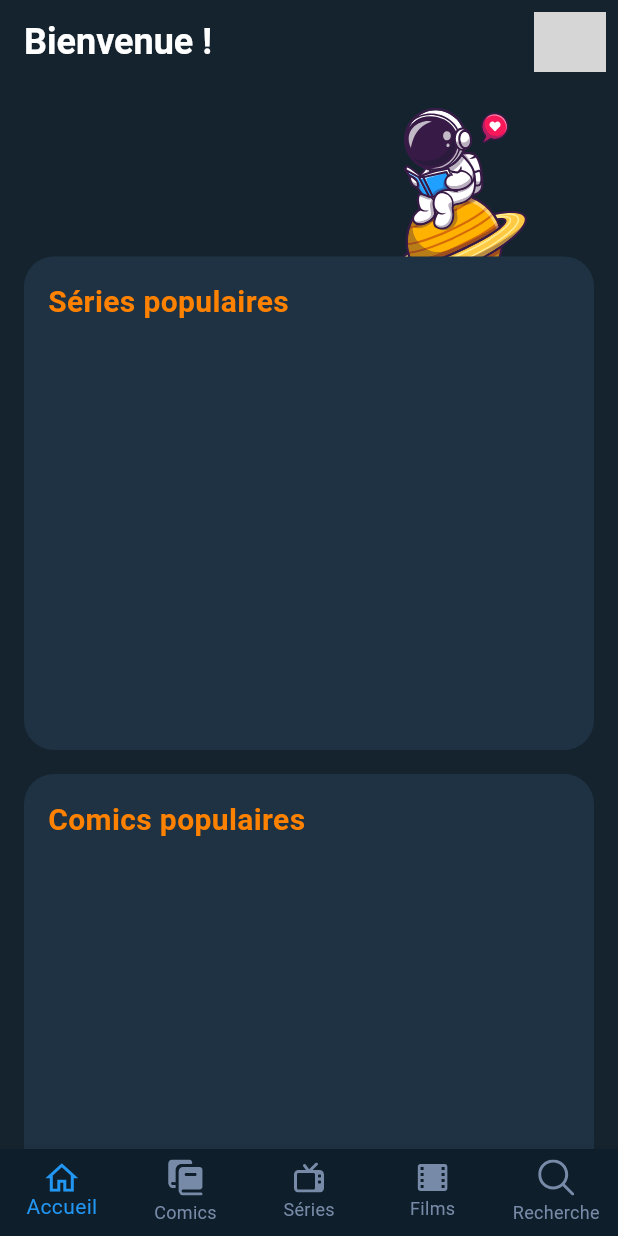
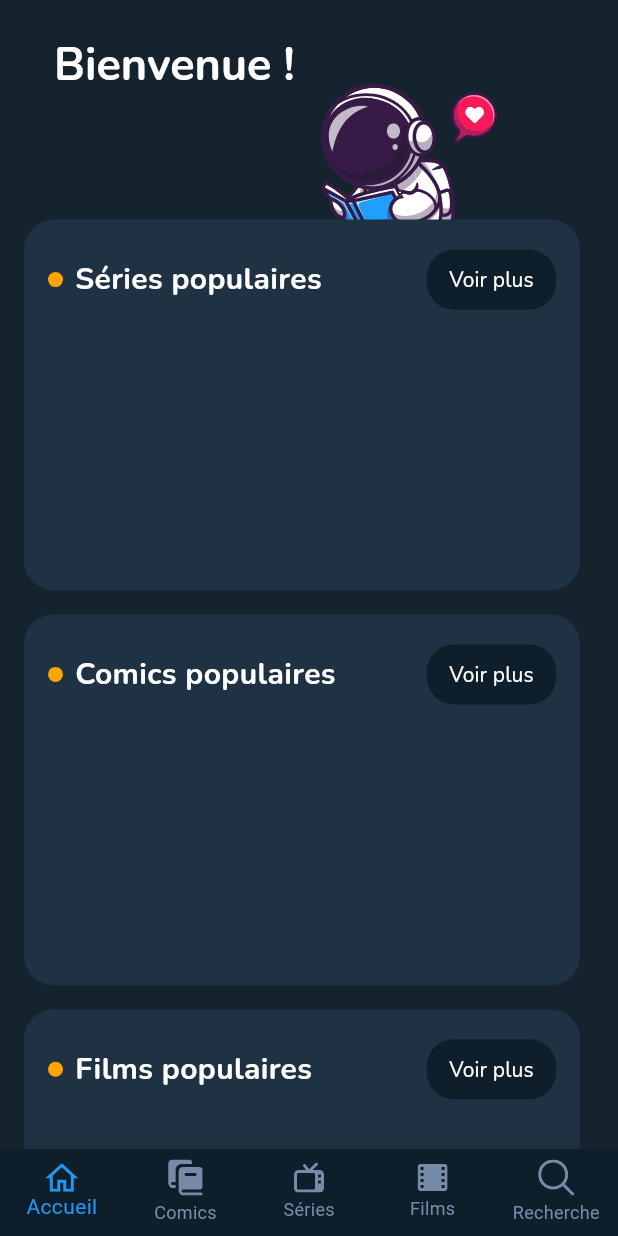
Before and after one commit to Tiermax1/projet_prog_mobile, a Flutter app: the screen it shows after launch, on a phone screen of 412 x 824 dp. Run offline on Flutter 3.47's test engine with Material 3 defaults, Android fonts, the phone set to English and light mode, and no system bars; our stand-ins replace flutter_svg; grey boxes are pictures that could not be loaded.

Commit message:
ecran accueil v2

```diff
--- a/lib/ecran_acceuil.dart
+++ b/lib/ecran_acceuil.dart
@@ -1,34 +1,36 @@
 import 'package:flutter/material.dart';
-import 'package:flutter_svg/flutter_svg.dart';
+import 'package:flutter_svg/svg.dart';
 import 'navBar.dart'; // Assurez-vous que le chemin vers nav_bar.dart est correct
 
 class HomeScreen extends StatelessWidget {
   @override
   Widget build(BuildContext context) {
-    // Utilisez les dimensions et positions comme définies dans vos captures d'écran.
-    final double astronautSize = 121.85;
-    final double astronautRight = MediaQuery.of(context).size.width - astronautSize - 244; // La position X de l'astronaute doit être ajustée ici
-    final double astronautTop = 16; // La position Y de l'astronaute doit être ajustée ici
-
-    final double sectionWidth = 424; // La largeur de la section doit être ajustée ici
-    final double sectionHeight = 329; // La hauteur de la section doit être ajustée ici
-    final double sectionTop = 107; // La position Y de la section doit être ajustée ici
+    // Taille de l'écran pour le positionnement relatif
+    final screenSize = MediaQuery.of(context).size;
+    // Ajuster la taille de l'astronaute à 50% de la largeur de l'écran
+    final double astronautSize = screenSize.width * 0.5;
+    // Décaler l'astronaute pour qu'il soit partiellement caché à droite
+    final double astronautRight = astronautSize / 8;
+    // Placer l'astronaute à 10% du haut de l'écran
+    final double astronautTop = screenSize.height * 0.00001;
 
     return Scaffold(
       backgroundColor: Color(0xFF15232E), // Couleur de fond pour tout l'écran
       appBar: AppBar(
         backgroundColor: Color(0xFF15232E), // Couleur de fond de la AppBar
-        elevation: 0, // Pas d'ombre
-        title: Text(
+        elevation: 0, // Pas d'ombre<
+        title: Padding(
+          padding: const EdgeInsets.only(left: 20.0, top: 30),
+          // Ajustez si nécessaire pour aligner le texte "Bienvenue !"
+          child: Text(
             'Bienvenue !',
-          style: TextStyle(color: Colors.white, fontSize: 24, fontWeight: FontWeight.bold),
+            style: TextStyle(
+                fontFamily: 'Nunito',
+                color: Colors.white,
+                fontSize: 30,
+                fontWeight: FontWeight.bold),
           ),
-        actions: [
-          IconButton(
-            icon: SvgPicture.asset('assets/images/heart.svg'), // Remplacez par l'icône de coeur
-            onPressed: () {},
         ),
-        ],
       ),
       body: Stack(
         children: [
@@ -36,33 +38,38 @@ class HomeScreen extends StatelessWidget {
             top: astronautTop,
             right: astronautRight,
             child: SvgPicture.asset(
-              'assets/images/astronaut.svg', // Assurez-vous que le chemin d'accès est correct
+              'assets/images/astronaut.svg',
+              // Assurez-vous que le chemin d'accès est correct
               width: astronautSize,
               height: astronautSize,
             ),
           ),
-          Padding(
-            padding: EdgeInsets.only(top: sectionTop),
-            child: SingleChildScrollView(
+          SingleChildScrollView(
             child: Column(
               crossAxisAlignment: CrossAxisAlignment.start,
               children: [
+                SizedBox(height: screenSize.height * 0.1),
                 buildSection(
                     title: 'Séries populaires',
-                      width: sectionWidth,
-                      height: sectionHeight,
-                      context: context
-                  ),
+                    width: screenSize.width * 0.9, // Ajustez si nécessaire
+                    height: screenSize.height * 0.3, // Ajustez si nécessaire
+                    context: context,
+                    onSeeMorePressed: () {}),
                 // Ici, insérez votre liste horizontale ou autre widget pour les séries
                 buildSection(
                     title: 'Comics populaires',
-                      width: sectionWidth,
-                      height: sectionHeight,
-                      context: context
-                  ),
+                    width: screenSize.width * 0.9, // Ajustez si nécessaire
+                    height: screenSize.height * 0.3, // Ajustez si nécessaire
+                    context: context,
+                    onSeeMorePressed: () {}),
+                buildSection(
+                    title: 'Films populaires',
+                    width: screenSize.width * 0.9, // Ajustez si nécessaire
+                    height: screenSize.height * 0.3, // Ajustez si nécessaire
+                    context: context,
+                    onSeeMorePressed: () {}),
                 // Ici, insérez votre liste horizontale ou autre widget pour les comics
               ],
-              ),
             ),
           ),
         ],
@@ -73,30 +80,101 @@ class HomeScreen extends StatelessWidget {
     );
   }
 
-  Widget buildSection({required String title, required double width, required double height, required BuildContext context}) {
+  Widget buildSection({
+    required String title,
+    required double width,
+    required double height,
+    required BuildContext context,
+    required VoidCallback
+        onSeeMorePressed, // Ajouter un callback pour gérer l'appui sur le bouton
+  }) {
     return Container(
       width: width,
       height: height,
       decoration: BoxDecoration(
-        color: Color(0xFF1E3243), // Couleur de fond pour les sections
-        borderRadius: BorderRadius.circular(20), // Bords arrondis pour le conteneur
+        color: Color(0xFF1E3243),
+        borderRadius: BorderRadius.circular(20),
       ),
-      margin: EdgeInsets.symmetric(horizontal: 16.0, vertical: 8.0), // Marge autour du conteneur
-      padding: EdgeInsets.all(16.0), // Padding à l'intérieur du conteneur
+      margin: EdgeInsets.symmetric(horizontal: 16.0, vertical: 8.0),
+      padding: EdgeInsets.all(16.0),
       child: Column(
         crossAxisAlignment: CrossAxisAlignment.start,
         children: [
+          Row(
+            mainAxisAlignment: MainAxisAlignment
+                .spaceBetween, // Aligner les éléments de Row aux extrémités de l'axe principal
+            children: [
+              Row(
+                children: [
+                  Container(
+                    width: 10.0,
+                    height: 10.0,
+                    decoration: BoxDecoration(
+                      color: Color(0xFFFFA500), // Couleur orange pour le rond
+                      shape: BoxShape.circle,
+                    ),
+                    margin:
+                        EdgeInsets.only(right: 8.0), // Marge à droite du rond
+                  ),
                   Text(
                     title,
                     style: TextStyle(
+                      fontFamily: 'Nunito',
                       fontSize: 20,
                       fontWeight: FontWeight.bold,
-              color: Color(0xFFFF8100),
+                      color: Colors.white,
                     ),
+                  ),
+                ],
+              ),
+              TextButton(
+                onPressed: onSeeMorePressed, // Utilisez le callback ici
+                child: Text(
+                  'Voir plus',
+                  style: TextStyle(
+                    fontFamily: 'Nunito',
+                    color: Colors.white,
+                  ),
+                ),
+                style: TextButton.styleFrom(
+                  backgroundColor: Color(0xFF0F1E2B),
+                  shape: RoundedRectangleBorder(
+                    borderRadius: BorderRadius.circular(
+                        18), // Rayon arrondi pour les bords
+                  ),
+                  padding: EdgeInsets.symmetric(horizontal: 15),
+                ),
+              ),
+            ],
           ),
           // Ajoutez ici les widgets pour les séries ou comics, comme un CarouselSlider ou ListView.builder
         ],
       ),
     );
   }
+
+  Widget buildItem(Map<String, String> item) {
+    return Padding(
+      padding: EdgeInsets.only(bottom: 8.0),
+      child: Column(
+        children: [
+          Image.asset(
+            item['imagePath']!,
+            height: 150, // Exemple de hauteur, ajustez selon vos besoins
+            fit: BoxFit.cover,
+          ),
+          SizedBox(height: 8.0),
+          Text(
+            item['title']!,
+            style: TextStyle(
+              color: Colors.white,
+              fontSize: 18,
+              fontFamily: 'Nunito',
+            ),
+          ),
+        ],
+      ),
+    );
   }
+
+}
```
Lines whose indentation alone changed are shown as unchanged.
